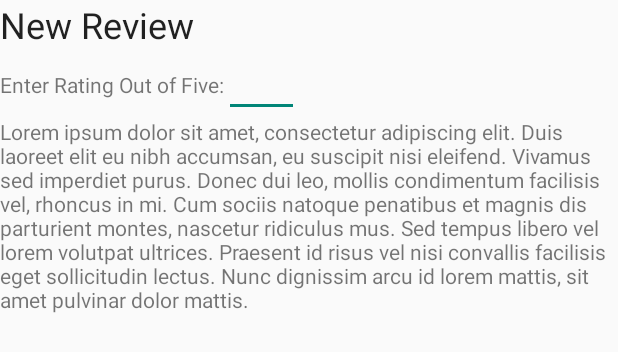
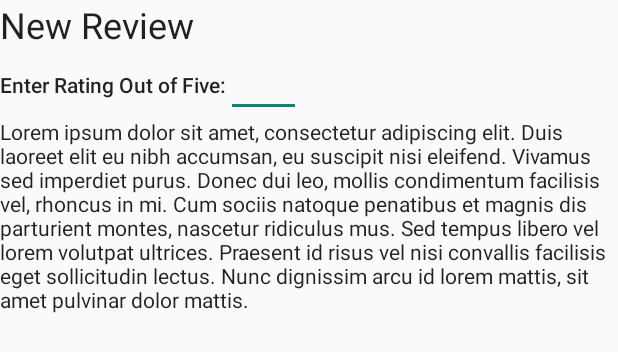
Before and after one commit to adityachugh/Discoveo, an Android app: the layout review_dialog.xml on its own in the app's theme, with its tools: preview values and no code run, on a phone screen of 412 x 824 dp. Shown: the top 352 px of the screen. Run offline under Robolectric (Android 15) with nearby library versions, the phone set to English and light mode, and no system bars.

Commit message:
Edited dialog

```diff
--- a/Discoveo/app/src/main/res/layout/review_dialog.xml
+++ b/Discoveo/app/src/main/res/layout/review_dialog.xml
@@ -16,6 +16,7 @@
         android:layout_height="wrap_content">
 
         <TextView
+            android:textAppearance="@style/TextAppearance.AppCompat.Body2"
             android:text="Enter Rating Out of Five:"
             android:layout_width="wrap_content"
             android:layout_height="wrap_content"/>
@@ -27,6 +28,7 @@
     </LinearLayout>
 
     <TextView
+        android:textAppearance="@style/TextAppearance.AppCompat.Body1"
         android:text="@string/place_holder_text"
         android:layout_width="wrap_content"
         android:layout_height="wrap_content"/>
```
